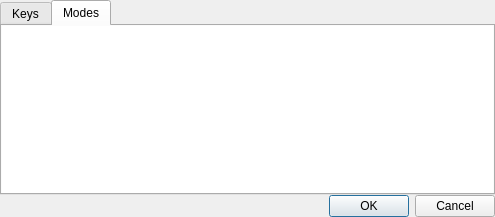
The window that src/common/views/keybindingdialog.ui (rbarreiros/vstboard) describes before a commit, drawn with Qt 5.
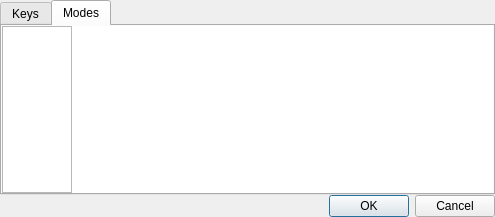
The same window after the commit. The open tabs and pages were chosen to show the change. Icons and pictures are not drawn.

Patch:
```diff
--- a/src/common/views/keybindingdialog.ui
+++ b/src/common/views/keybindingdialog.ui
@@ -96,9 +96,6 @@
          <property name="contextMenuPolicy">
           <enum>Qt::NoContextMenu</enum>
          </property>
-         <property name="frameShape">
-          <enum>QFrame::NoFrame</enum>
-         </property>
          <property name="selectionBehavior">
           <enum>QAbstractItemView::SelectRows</enum>
          </property>
```
Left out of the diff: 2 changed lines with no effect on the pictures.
